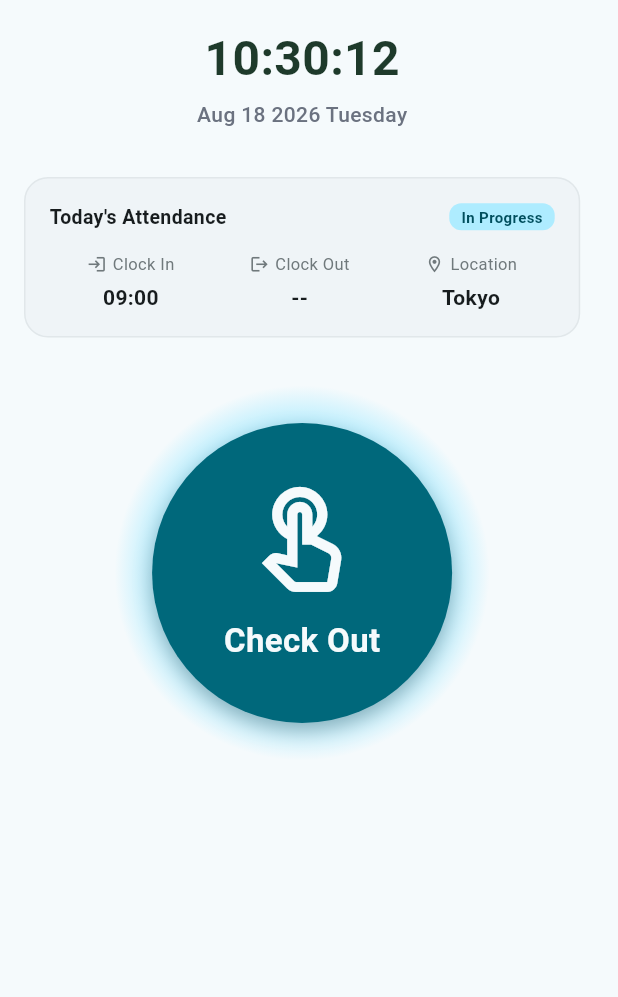
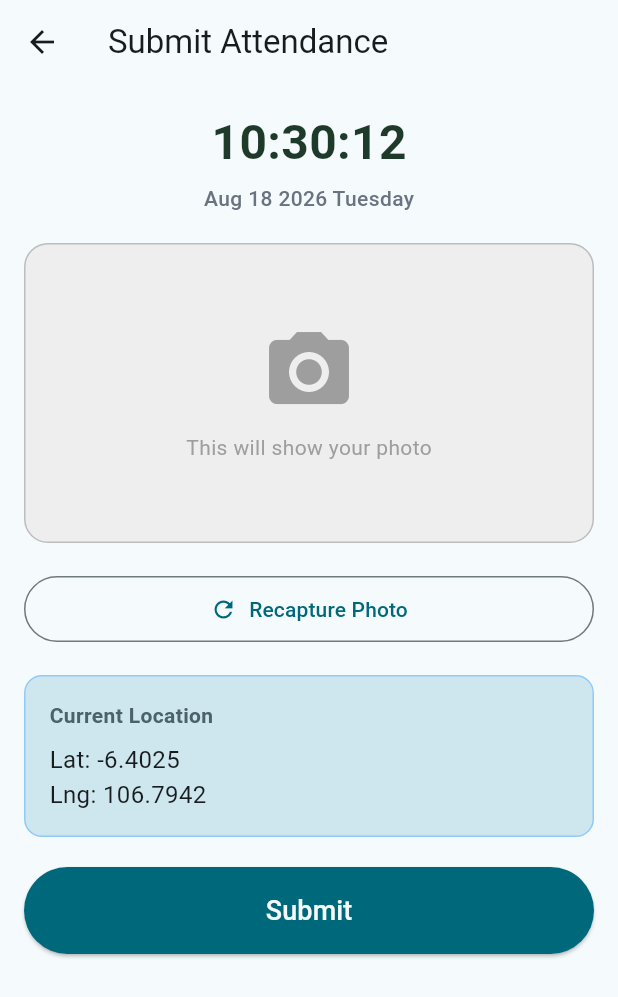
Before and after one commit to anbiasenggagau/attandance-app, a Flutter app: the Attendance screen opened directly, after a tap on "Check Out", on a phone screen of 412 x 824 dp. Shown: the top 997 px of the screen. Run offline on Flutter 3.47's test engine with Material 3 defaults, Android fonts, the phone set to English and light mode, and no system bars; our stand-ins replace geolocator, image_picker.

Commit message:
feat: submit attendance page

```diff
--- a/lib/main.dart
+++ b/lib/main.dart
@@ -32,15 +32,15 @@ class HomePage extends StatefulWidget {
 }
 
 class _HomePageState extends State<HomePage> {
-  int selectedIdx = 1;
+  int selectedIdx = 2;
 
   @override
   Widget build(BuildContext context) {
     final List<Widget> pages = [
       ColorSchemePreviewPage(),
+      AttendanceLog(),
+      Attendance(),
       Request(),
-      Attendance(),
-      AttendanceLog(),
     ];
 
     return Scaffold(
--- a/lib/pages/home.dart
+++ b/lib/pages/home.dart
@@ -1,3 +1,4 @@
+import 'package:attandance/pages/submit_attendance.dart';
 import 'package:attandance/widgets/clock_action_button.dart';
 import 'package:attandance/widgets/live_clock.dart';
 import 'package:flutter/material.dart';
@@ -135,7 +136,14 @@ class _AttendanceState extends State<Attendance> {
             child: ClockActionButton(
               icon: Icons.touch_app_outlined,
               label: "Check Out",
-              onPressed: () {},
+              onPressed: () {
+                Navigator.push(
+                  context,
+                  MaterialPageRoute(
+                    builder: (context) => const SubmitAttendance(),
+                  ),
+                );
+              },
             ),
           ),
         ],
--- a/lib/pages/request.dart
+++ b/lib/pages/request.dart
@@ -350,6 +350,7 @@ class _RequestState extends State<Request> {
       length: 2,
       child: Scaffold(
         appBar: AppBar(
+          toolbarHeight: 0,
           backgroundColor: Colors.white,
           bottom: const TabBar(
             labelColor: Color(0xFF0F172A),
--- /dev/null
+++ b/lib/pages/submit_attendance.dart
@@ -0,0 +1,116 @@
+import 'dart:io';
+import 'package:attandance/widgets/live_clock.dart';
+import 'package:flutter/material.dart';
+
+class SubmitAttendance extends StatefulWidget {
+  const SubmitAttendance({super.key});
+
+  @override
+  State<SubmitAttendance> createState() => _SubmitAttendanceState();
+}
+
+class _SubmitAttendanceState extends State<SubmitAttendance> {
+  // Dummy variables - replace these with actual data later
+  File? _capturedImage;
+  final double _latitude = -6.4025;
+  final double _longitude = 106.7942;
+
+  @override
+  Widget build(BuildContext context) {
+    return Scaffold(
+      appBar: AppBar(title: const Text('Submit Attendance')),
+      body: Padding(
+        padding: const EdgeInsets.all(16.0),
+        child: Column(
+          crossAxisAlignment: CrossAxisAlignment.stretch,
+          spacing: 20,
+          children: [
+            LiveClockWidget(),
+
+            // Image Box
+            Container(
+              height: 200,
+              decoration: BoxDecoration(
+                color: Colors.grey[200],
+                borderRadius: BorderRadius.circular(16.0),
+                border: Border.all(color: Colors.grey[400]!),
+              ),
+              // ClipRRect ensures the image respects the container's border radius
+              child: ClipRRect(
+                borderRadius: BorderRadius.circular(15.0),
+                child: _capturedImage != null
+                    ? Image.file(_capturedImage!, fit: BoxFit.cover)
+                    : const Column(
+                        mainAxisAlignment: MainAxisAlignment.center,
+                        children: [
+                          Icon(Icons.camera_alt, size: 64, color: Colors.grey),
+                          SizedBox(height: 8),
+                          Text(
+                            'This will show your photo',
+                            style: TextStyle(color: Colors.grey),
+                          ),
+                        ],
+                      ),
+              ),
+            ),
+
+            // Recapture Photo
+            OutlinedButton.icon(
+              onPressed: () {},
+              icon: const Icon(Icons.refresh),
+              label: const Text('Recapture Photo'),
+              style: OutlinedButton.styleFrom(
+                padding: const EdgeInsets.symmetric(vertical: 12.0),
+                shape: RoundedRectangleBorder(
+                  borderRadius: BorderRadius.circular(30),
+                ),
+              ),
+            ),
+
+            // Location Info
+            Container(
+              padding: const EdgeInsets.all(16.0),
+              decoration: BoxDecoration(
+                color: Theme.of(context).colorScheme.secondaryContainer,
+                borderRadius: BorderRadius.circular(12.0),
+                border: Border.all(color: Colors.blue[200]!),
+              ),
+              child: Column(
+                crossAxisAlignment: CrossAxisAlignment.start,
+                children: [
+                  Text(
+                    'Current Location',
+                    style: TextStyle(
+                      fontWeight: FontWeight.bold,
+                      color: Theme.of(context).colorScheme.secondary,
+                    ),
+                  ),
+                  const SizedBox(height: 8),
+                  Text('Lat: $_latitude', style: const TextStyle(fontSize: 16)),
+                  Text(
+                    'Lng: $_longitude',
+                    style: const TextStyle(fontSize: 16),
+                  ),
+                ],
+              ),
+            ),
+
+            // Submit Button
+            ElevatedButton(
+              onPressed: () {},
+              style: ElevatedButton.styleFrom(
+                backgroundColor: Theme.of(context).colorScheme.primary,
+                foregroundColor: Theme.of(context).colorScheme.surface,
+                padding: const EdgeInsets.symmetric(vertical: 16.0),
+                shape: RoundedRectangleBorder(
+                  borderRadius: BorderRadius.circular(30),
+                ),
+              ),
+              child: const Text('Submit', style: TextStyle(fontSize: 18)),
+            ),
+          ],
+        ),
+      ),
+    );
+  }
+}
```
